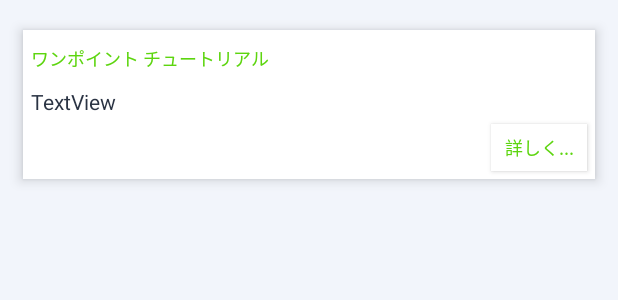
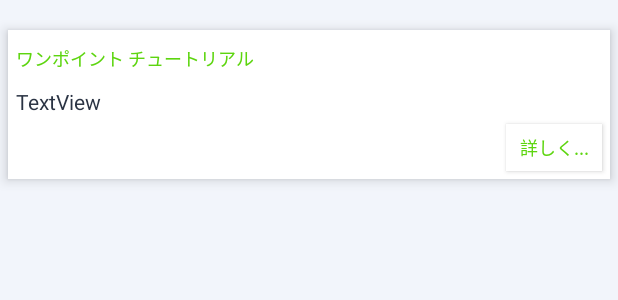
Before and after one commit to PE-Nom/PuzRail, an Android app: the layout one_point_tutorial_popup.xml on its own in the app's theme, with its tools: preview values and no code run, on a phone screen of 412 x 824 dp. Shown: the top 300 px of the screen. Run offline under Robolectric (Android 15) with nearby library versions, the phone set to English and light mode, and no system bars.

```diff
--- a/app/src/main/java/com/pentech/puzrail/station/StationPuzzleActivity.java
+++ b/app/src/main/java/com/pentech/puzrail/station/StationPuzzleActivity.java
@@ -224,7 +224,7 @@ public class StationPuzzleActivity extends AppCompatActivity implements
 
     private void updateProgressBar(){
 
-        int finishedCnt = this.db.countAnsweredStationsInCompany(this.companyId);
+        int finishedCnt = this.db.countAnsweredStationsInLine(this.companyId,this.selectedLineId);
         this.progressTitle.setText(String.format("%s 駅名解答率 : %d/%d",this.line.getName(), finishedCnt, stations.size()));
         this.progress.setMax(stations.size());
         this.progress.setProgress(finishedCnt);
--- a/app/src/main/res/layout/one_point_tutorial_popup.xml
+++ b/app/src/main/res/layout/one_point_tutorial_popup.xml
@@ -7,8 +7,6 @@
     android:background="@android:color/transparent"
     android:elevation="0dp"
     android:paddingBottom="70dp"
-    android:paddingLeft="5dp"
-    android:paddingRight="5dp"
     android:paddingTop="10dp">
 
     <LinearLayout
@@ -17,8 +15,8 @@
         android:layout_height="wrap_content"
         android:layout_alignParentBottom="false"
         android:layout_marginBottom="10dp"
-        android:layout_marginLeft="10dp"
-        android:layout_marginRight="10dp"
+        android:layout_marginLeft="5dp"
+        android:layout_marginRight="5dp"
         android:layout_marginTop="10dp"
         android:background="@color/cardview_light_background"
         android:elevation="5dp"
```
Also changed, not shown: app/src/main/java/com/pentech/puzrail/location/LineMapOverlayView.java (+22 -3 lines).
